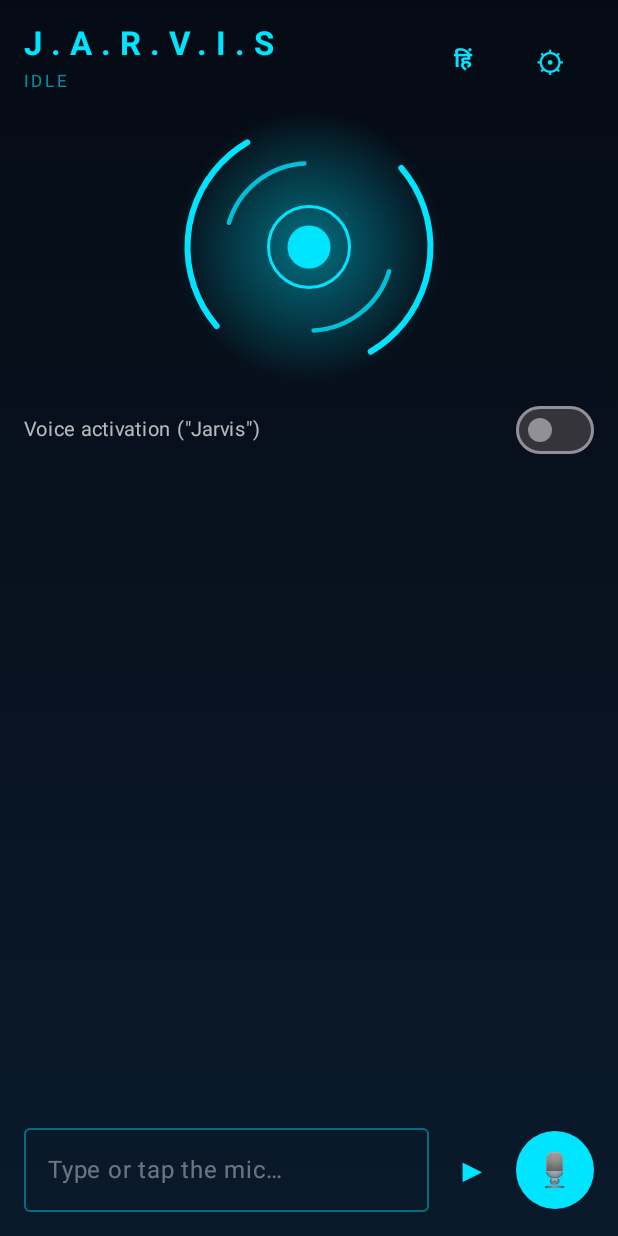
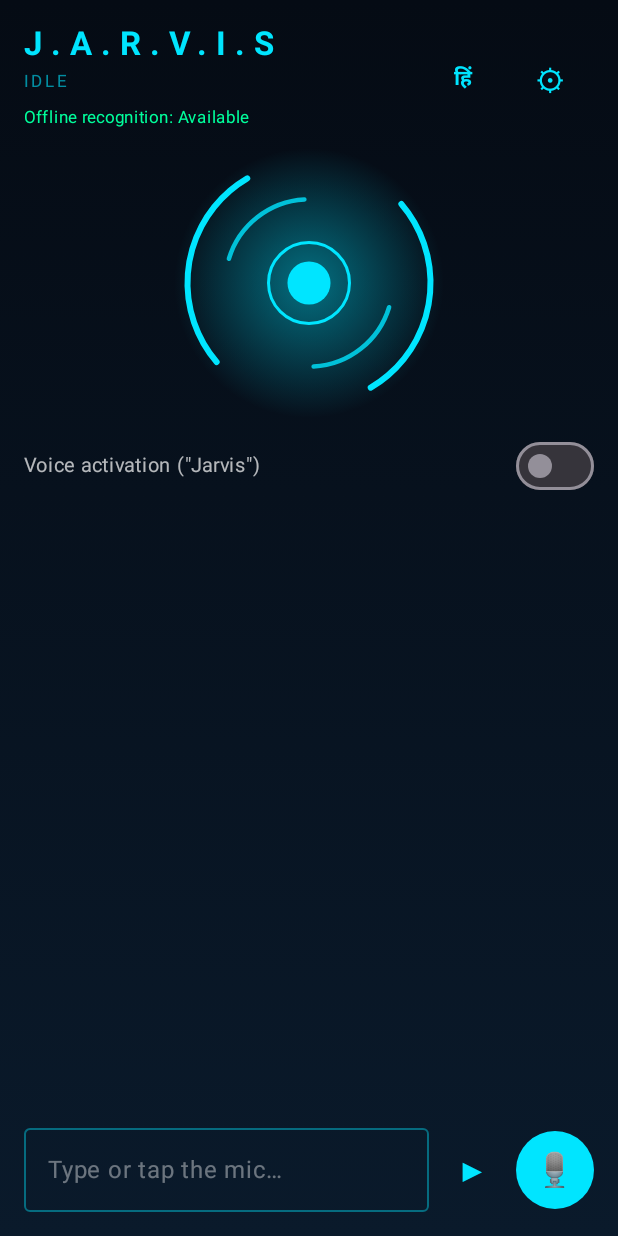
Before and after one commit to aviralsharma72059-commits/personal-jarvis, an Android app built with Jetpack Compose: the screen it shows after launch (MainActivity), on a phone screen of 412 x 824 dp. Run offline under Robolectric (Android 15) with nearby library versions, the phone set to English and light mode, and no system bars; 2 statements that could not run were skipped.

Commit message:
Add offline recognition status

```diff
--- a/app/src/main/java/com/jarvis/assistant/MainActivity.kt
+++ b/app/src/main/java/com/jarvis/assistant/MainActivity.kt
@@ -6,6 +6,7 @@ import android.content.pm.PackageManager
 import android.net.Uri
 import android.os.Build
 import android.os.Bundle
+import android.speech.SpeechRecognizer
 import android.provider.Settings
 import androidx.activity.ComponentActivity
 import androidx.activity.compose.rememberLauncherForActivityResult
@@ -67,6 +68,11 @@ fun JarvisScreen(engine: JarvisEngine) {
     val lang by engine.lang.collectAsStateWithLifecycle()
     val wake by engine.wake.collectAsStateWithLifecycle()
 
+    val offlineAvailable = remember {
+        Build.VERSION.SDK_INT >= Build.VERSION_CODES.S &&
+            SpeechRecognizer.isOnDeviceRecognitionAvailable(ctx)
+    }
+
     var input by remember { mutableStateOf("") }
     var keyField by remember { mutableStateOf("") }
     var showKey by remember { mutableStateOf(false) }
@@ -104,6 +110,11 @@ fun JarvisScreen(engine: JarvisEngine) {
             Column(Modifier.weight(1f)) {
                 Text("J.A.R.V.I.S", color = Cyan, fontSize = 22.sp, fontWeight = FontWeight.Bold, letterSpacing = 6.sp)
                 Text(label, color = Cyan.copy(alpha = 0.6f), fontSize = 11.sp, letterSpacing = 2.sp)
+                Text(
+                    "Offline recognition: " + if (offlineAvailable) "Available" else "Not available",
+                    color = if (offlineAvailable) Color(0xFF00FF9C) else Color.Yellow,
+                    fontSize = 11.sp
+                )
             }
             TextButton(onClick = { engine.setLang(if (lang == "en-IN") "hi-IN" else "en-IN") }) {
                 Text(if (lang == "en-IN") "EN" else "हिं", color = Cyan, fontWeight = FontWeight.Bold)
```
